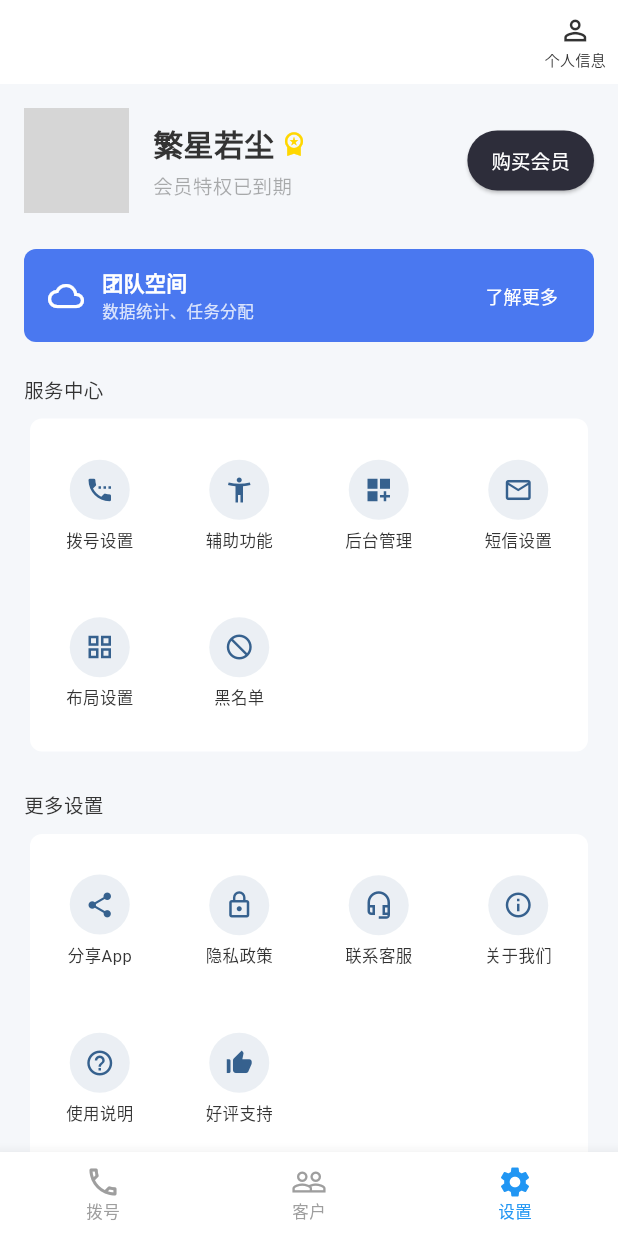
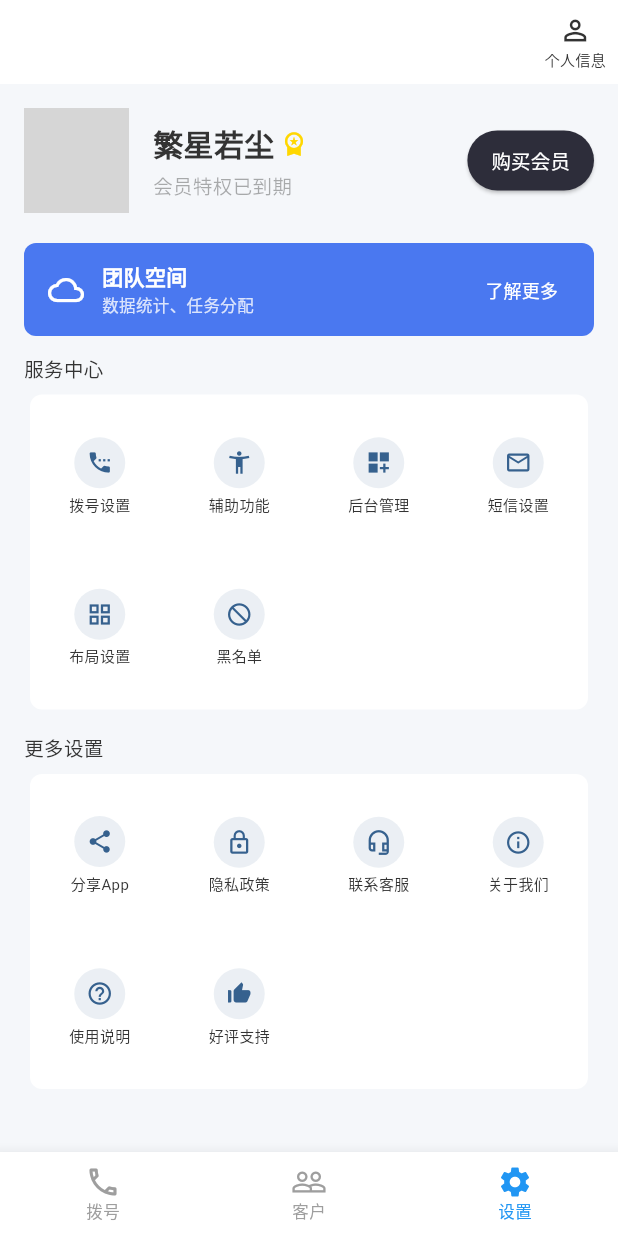
Before and after one commit to li-zejiang/auto_call, a Flutter app: the SettingsPage screen opened by its route, on a phone screen of 412 x 824 dp. Run offline on Flutter 3.47's test engine with Material 3 defaults, Android fonts, the phone set to English and light mode, and no system bars; our stand-ins replace dio, flutter_local_notifications, flutter_riverpod, go_router, isar, shared_preferences; missing offline and left inert: flutter_foreground_task; accounts and stored records are empty; generated files the repository leaves out were written again; network calls fail; grey boxes are pictures that could not be loaded.

Commit message:
ui: further tighten spacing on settings page for a more compact layout

```diff
--- a/lib/components/GridItem.dart
+++ b/lib/components/GridItem.dart
@@ -26,19 +26,19 @@ class GridItem extends StatelessWidget {
         children: [
           // 图标容器
           Container(
-            padding: const EdgeInsets.all(10),
+            padding: const EdgeInsets.all(8),
             decoration: BoxDecoration(
               color: colorScheme.primary.withValues(alpha: 0.1),
               shape: BoxShape.circle,
             ),
-            child: Icon(icon, color: colorScheme.primary, size: 20),
+            child: Icon(icon, color: colorScheme.primary, size: 18),
           ),
-          const SizedBox(height: 6),
+          const SizedBox(height: 4),
           // 标签文字
           Text(
             label,
             style: TextStyle(
-              fontSize: 11,
+              fontSize: 10,
               color: colorScheme.onSurface,
             ),
           ),
--- a/lib/pages/settings/components/SettingsGridSection.dart
+++ b/lib/pages/settings/components/SettingsGridSection.dart
@@ -20,7 +20,7 @@ class SettingsGridSection extends StatelessWidget {
       crossAxisAlignment: CrossAxisAlignment.start,
       children: [
         Padding(
-          padding: const EdgeInsets.symmetric(vertical: 6),
+          padding: const EdgeInsets.only(top: 4, bottom: 4),
           child: Text(
             title,
             style: TextStyle(
@@ -37,12 +37,12 @@ class SettingsGridSection extends StatelessWidget {
             borderRadius: BorderRadius.circular(8),
           ),
           child: Padding(
-            padding: const EdgeInsets.symmetric(vertical: 12),
+            padding: const EdgeInsets.symmetric(vertical: 8),
             child: GridView.count(
               shrinkWrap: true,
               physics: const NeverScrollableScrollPhysics(),
               crossAxisCount: 4,
-              mainAxisSpacing: 12,
+              mainAxisSpacing: 8,
               children: items,
             ),
           ),
--- a/lib/pages/settings/index.dart
+++ b/lib/pages/settings/index.dart
@@ -65,25 +65,25 @@ class SettingsPage extends StatelessWidget {
           children: [
             // 1. 用户信息 Header
             const SettingsHeader(),
-            const SizedBox(height: 8),
+            const SizedBox(height: 4),
 
             // 2. 团队空间卡片
             const TeamSpaceCard(),
-            const SizedBox(height: 16),
+            const SizedBox(height: 8),
 
             // 3. 服务中心
             SettingsGridSection(
               title: AppConstants.LABEL_SERVICE_CENTER,
               items: moreSettingsItems, // 拨号设置等属于服务/业务核心
             ),
-            const SizedBox(height: 16),
+            const SizedBox(height: 8),
 
             // 4. 更多设置
-            const SettingsGridSection(
+            SettingsGridSection(
               title: AppConstants.LABEL_MORE_SETTINGS,
               items: serviceCenterItems, // 分享、关于等属于更多/通用设置
             ),
-            const SizedBox(height: 24),
+            const SizedBox(height: 16),
           ],
         ),
       ),
```
